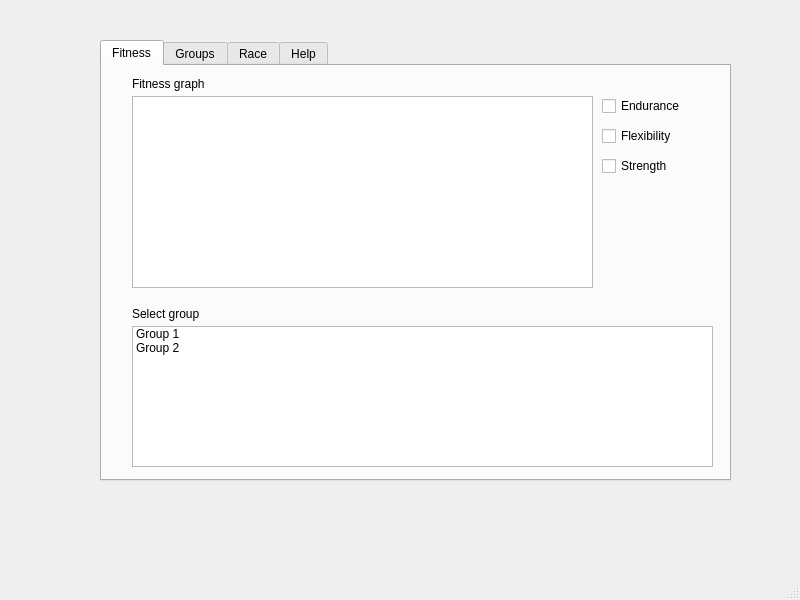
jpvanhal/Social-Sports, file GUI/main.ui: the form before one commit.
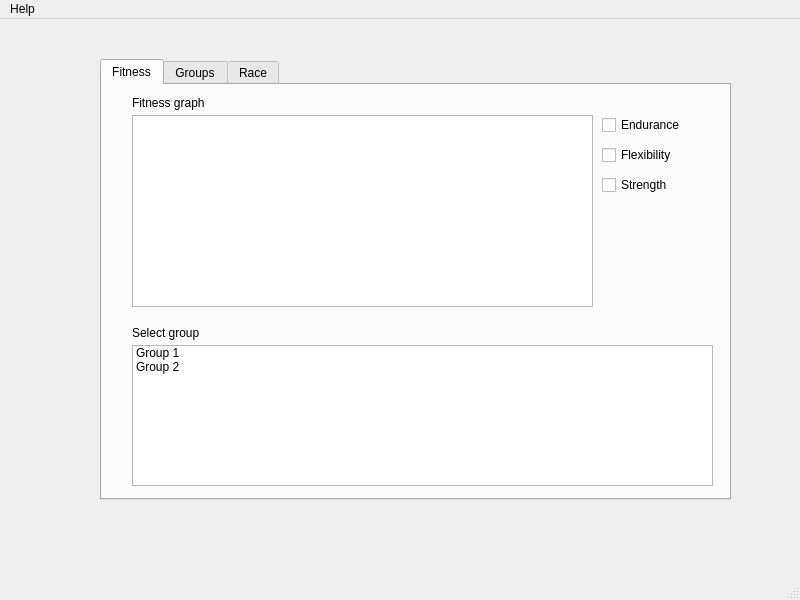
The form after the commit.

Commit message: added a help menu and removed help from the tab

```diff
--- a/GUI/main.ui
+++ b/GUI/main.ui
@@ -307,11 +307,6 @@
       <string>Race</string>
      </attribute>
     </widget>
-    <widget class="QWidget" name="tab_4">
-     <attribute name="title">
-      <string>Help</string>
-     </attribute>
-    </widget>
    </widget>
   </widget>
   <widget class="QMenuBar" name="menubar">
@@ -323,6 +318,12 @@
      <height>22</height>
     </rect>
    </property>
+   <widget class="QMenu" name="menuHelp">
+    <property name="title">
+     <string>Help</string>
+    </property>
+   </widget>
+   <addaction name="menuHelp"/>
   </widget>
   <widget class="QStatusBar" name="statusbar"/>
  </widget>
```
The commit also changes 1 other file.
